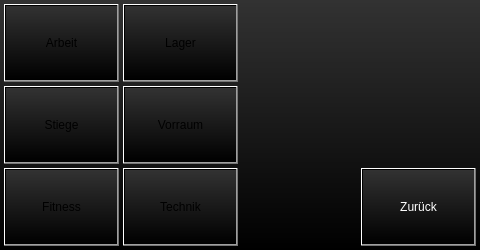
Before: the Qt Designer form projects/klaus_visu_ap420/ugwindow.ui in busmaster/homebus, drawn with Qt 5.
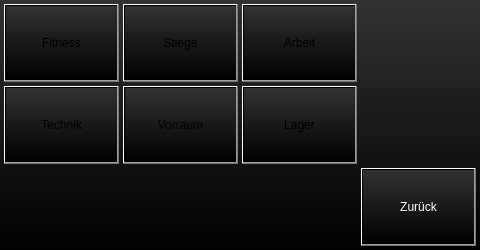
After: the same form once the commit is applied.

Commit message: rearrangement of buttons

What changed in the file:
```diff
--- a/projects/klaus_visu_ap420/ugwindow.ui
+++ b/projects/klaus_visu_ap420/ugwindow.ui
@@ -66,8 +66,8 @@
   <widget class="QPushButton" name="pushButtonLightTechnik">
    <property name="geometry">
     <rect>
-     <x>123</x>
-     <y>168</y>
+     <x>4</x>
+     <y>86</y>
      <width>115</width>
      <height>78</height>
     </rect>
@@ -85,8 +85,8 @@
   <widget class="QPushButton" name="pushButtonLightLager">
    <property name="geometry">
     <rect>
-     <x>123</x>
-     <y>4</y>
+     <x>242</x>
+     <y>86</y>
      <width>115</width>
      <height>78</height>
     </rect>
@@ -105,7 +105,7 @@
    <property name="geometry">
     <rect>
      <x>4</x>
-     <y>168</y>
+     <y>4</y>
      <width>115</width>
      <height>78</height>
     </rect>
@@ -123,7 +123,7 @@
   <widget class="QPushButton" name="pushButtonLightArbeit">
    <property name="geometry">
     <rect>
-     <x>4</x>
+     <x>242</x>
      <y>4</y>
      <width>115</width>
      <height>78</height>
@@ -142,8 +142,8 @@
   <widget class="QPushButton" name="pushButtonLightStiege">
    <property name="geometry">
     <rect>
-     <x>4</x>
-     <y>86</y>
+     <x>123</x>
+     <y>4</y>
      <width>115</width>
      <height>78</height>
     </rect>
```
The commit also changes 4 other files.
